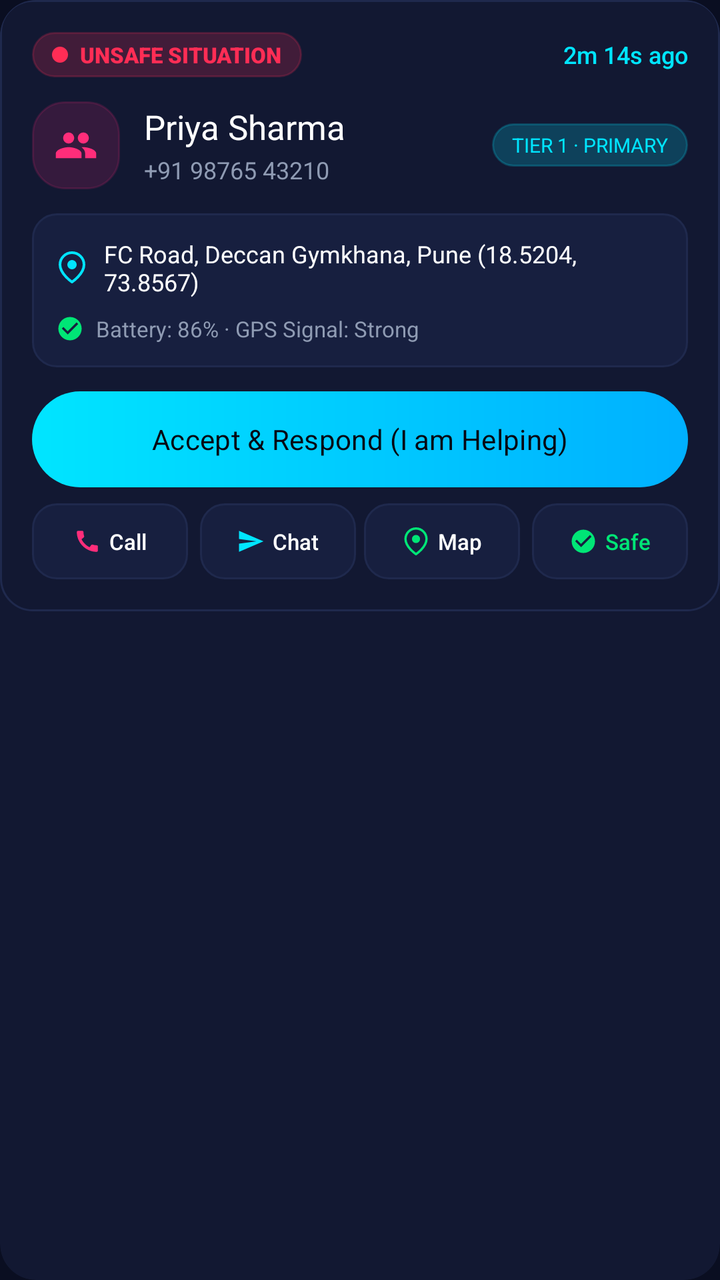
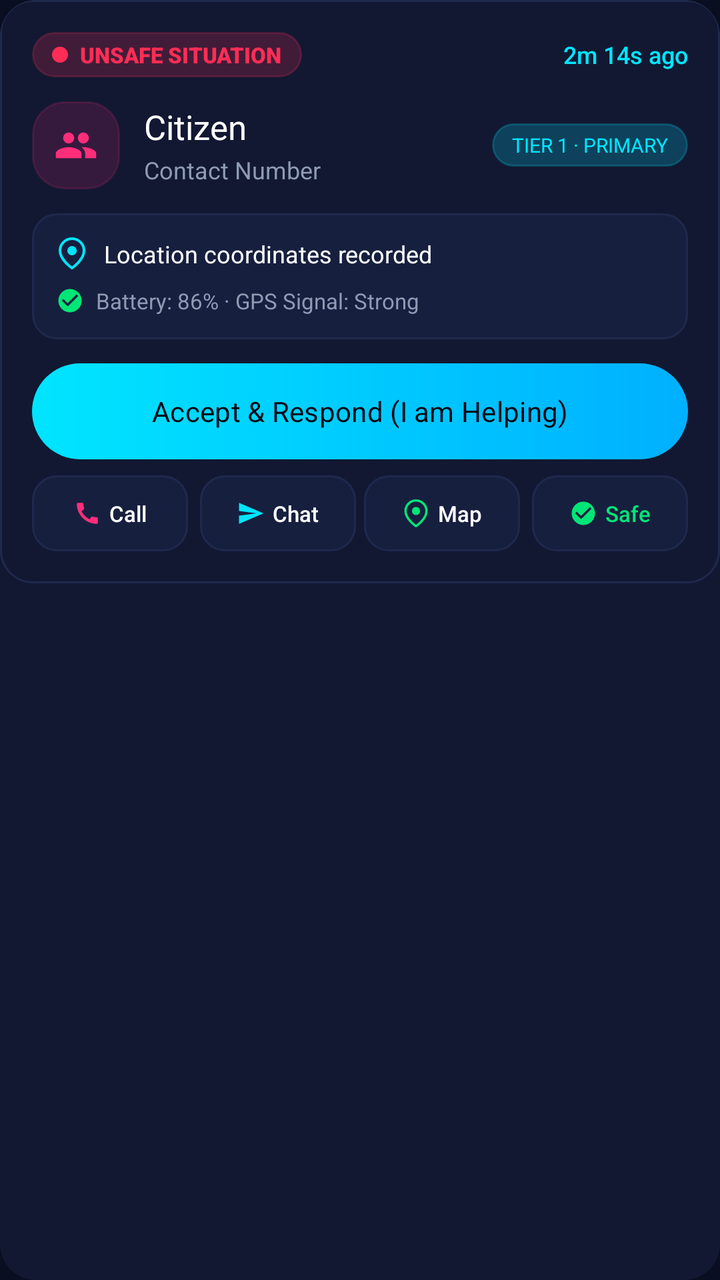

An Android layout rendered at two revisions. The XML below is the earlier revision; the diff shows what the commit changed to produce the second picture.
<!-- AndroidManifest.xml: application theme Theme.WomenSafety -->
<!-- res/layout/item_guardian_alert.xml -->
<?xml version="1.0" encoding="utf-8"?>
<androidx.cardview.widget.CardView
    xmlns:android="http://schemas.android.com/apk/res/android"
    xmlns:app="http://schemas.android.com/apk/res-auto"
    android:layout_width="match_parent"
    android:layout_height="wrap_content"
    android:layout_marginBottom="16dp"
    app:cardBackgroundColor="@color/card_background"
    app:cardCornerRadius="18dp"
    app:cardElevation="0dp">

    <LinearLayout
        android:layout_width="match_parent"
        android:layout_height="wrap_content"
        android:background="@drawable/bg_dark_card"
        android:orientation="vertical"
        android:padding="16dp">

        
        <RelativeLayout
            android:layout_width="match_parent"
            android:layout_height="wrap_content">

            <LinearLayout
                android:id="@+id/llCategoryBadge"
                android:layout_width="wrap_content"
                android:layout_height="wrap_content"
                android:layout_alignParentStart="true"
                android:layout_centerVertical="true"
                android:background="@drawable/bg_location_pill"
                android:backgroundTint="#33FF2D55"
                android:gravity="center_vertical"
                android:paddingHorizontal="10dp"
                android:paddingVertical="4dp">

                <View
                    android:id="@+id/viewCategoryDot"
                    android:layout_width="8dp"
                    android:layout_height="8dp"
                    android:background="@drawable/bg_dot_inactive"
                    android:backgroundTint="@color/sos_red" />

                <TextView
                    android:id="@+id/tvCategoryName"
                    android:layout_width="wrap_content"
                    android:layout_height="wrap_content"
                    android:layout_marginStart="6dp"
                    android:fontFamily="sans-serif-black"
                    android:text="UNSAFE SITUATION"
                    android:textColor="@color/sos_red"
                    android:textSize="11sp" />
            </LinearLayout>

            <TextView
                android:id="@+id/tvTimeElapsed"
                android:layout_width="wrap_content"
                android:layout_height="wrap_content"
                android:layout_alignParentEnd="true"
                android:layout_centerVertical="true"
                android:fontFamily="sans-serif-medium"
                android:text="2m 14s ago"
                android:textColor="@color/neon_cyan"
                android:textSize="12sp" />
        </RelativeLayout>

        
        <LinearLayout
            android:layout_width="match_parent"
            android:layout_height="wrap_content"
            android:layout_marginTop="12dp"
            android:gravity="center_vertical"
            android:orientation="horizontal">

            <FrameLayout
                android:layout_width="44dp"
                android:layout_height="44dp"
                android:background="@drawable/bg_location_pill"
                android:backgroundTint="#26FF2D7A">

                <ImageView
                    android:layout_width="22dp"
                    android:layout_height="22dp"
                    android:layout_gravity="center"
                    android:src="@drawable/ic_people_neon"
                    app:tint="@color/neon_pink" />
            </FrameLayout>

            <LinearLayout
                android:layout_width="0dp"
                android:layout_height="wrap_content"
                android:layout_marginStart="12dp"
                android:layout_weight="1"
                android:orientation="vertical">

                <TextView
                    android:id="@+id/tvWardName"
                    android:layout_width="wrap_content"
                    android:layout_height="wrap_content"
                    android:fontFamily="sans-serif-bold"
                    android:text="Priya Sharma"
                    android:textColor="@color/white"
                    android:textSize="17sp" />

                <TextView
                    android:id="@+id/tvWardPhone"
                    android:layout_width="wrap_content"
                    android:layout_height="wrap_content"
                    android:layout_marginTop="2dp"
                    android:fontFamily="sans-serif"
                    android:text="+91 98765 43210"
                    android:textColor="@color/text_secondary"
                    android:textSize="12sp" />
            </LinearLayout>

            <TextView
                android:id="@+id/tvTierBadge"
                android:layout_width="wrap_content"
                android:layout_height="wrap_content"
                android:background="@drawable/bg_location_pill"
                android:backgroundTint="#3300E5FF"
                android:fontFamily="sans-serif-bold"
                android:paddingHorizontal="10dp"
                android:paddingVertical="4dp"
                android:text="TIER 1 · PRIMARY"
                android:textColor="@color/neon_cyan"
                android:textSize="10sp" />
        </LinearLayout>

        
        <LinearLayout
            android:layout_width="match_parent"
            android:layout_height="wrap_content"
            android:layout_marginTop="12dp"
            android:background="@drawable/bg_dark_card_subtle"
            android:orientation="vertical"
            android:padding="12dp">

            <LinearLayout
                android:layout_width="match_parent"
                android:layout_height="wrap_content"
                android:gravity="center_vertical"
                android:orientation="horizontal">

                <ImageView
                    android:layout_width="16dp"
                    android:layout_height="16dp"
                    android:src="@drawable/ic_pin_neon"
                    app:tint="@color/neon_cyan" />

                <TextView
                    android:id="@+id/tvAlertAddress"
                    android:layout_width="0dp"
                    android:layout_height="wrap_content"
                    android:layout_marginStart="8dp"
                    android:layout_weight="1"
                    android:fontFamily="sans-serif"
                    android:text="FC Road, Deccan Gymkhana, Pune (18.5204, 73.8567)"
                    android:textColor="@color/white"
                    android:textSize="12sp" />
            </LinearLayout>

            <LinearLayout
                android:layout_width="match_parent"
                android:layout_height="wrap_content"
                android:layout_marginTop="8dp"
                android:gravity="center_vertical"
                android:orientation="horizontal">

                <ImageView
                    android:layout_width="14dp"
                    android:layout_height="14dp"
                    android:src="@drawable/ic_check_circle"
                    app:tint="@color/neon_green" />

                <TextView
                    android:id="@+id/tvBatteryStatus"
                    android:layout_width="wrap_content"
                    android:layout_height="wrap_content"
                    android:layout_marginStart="6dp"
                    android:fontFamily="sans-serif"
                    android:text="Battery: 86% · GPS Signal: Strong"
                    android:textColor="@color/text_secondary"
                    android:textSize="11sp" />
            </LinearLayout>
        </LinearLayout>

        
        <com.google.android.material.button.MaterialButton
            android:id="@+id/btnAcceptRespond"
            android:layout_width="match_parent"
            android:layout_height="48dp"
            android:layout_marginTop="12dp"
            android:background="@drawable/bg_neon_cyan_button"
            app:backgroundTint="@null"
            android:fontFamily="sans-serif-bold"
            android:text="Accept &amp; Respond (I am Helping)"
            android:textAllCaps="false"
            android:textColor="@color/screen_background_dark"
            android:textSize="14sp"
            app:cornerRadius="24dp" />

        
        <LinearLayout
            android:layout_width="match_parent"
            android:layout_height="wrap_content"
            android:layout_marginTop="8dp"
            android:orientation="horizontal"
            android:weightSum="4">

            
            <LinearLayout
                android:id="@+id/btnCallWard"
                android:layout_width="0dp"
                android:layout_height="38dp"
                android:layout_marginEnd="4dp"
                android:layout_weight="1"
                android:background="@drawable/bg_dark_card_subtle"
                android:clickable="true"
                android:focusable="true"
                android:gravity="center"
                android:orientation="horizontal">

                <ImageView
                    android:layout_width="14dp"
                    android:layout_height="14dp"
                    android:src="@drawable/ic_phone_neon"
                    app:tint="@color/primary" />

                <TextView
                    android:layout_width="wrap_content"
                    android:layout_height="wrap_content"
                    android:layout_marginStart="4dp"
                    android:fontFamily="sans-serif-medium"
                    android:text="Call"
                    android:textColor="@color/white"
                    android:textSize="11sp" />
            </LinearLayout>

            
            <LinearLayout
                android:id="@+id/btnIncidentChat"
                android:layout_width="0dp"
                android:layout_height="38dp"
                android:layout_marginHorizontal="2dp"
                android:layout_weight="1"
                android:background="@drawable/bg_dark_card_subtle"
                android:clickable="true"
                android:focusable="true"
                android:gravity="center"
                android:orientation="horizontal">

                <ImageView
                    android:layout_width="14dp"
                    android:layout_height="14dp"
                    android:src="@drawable/ic_send_neon"
                    app:tint="@color/neon_cyan" />

                <TextView
                    android:layout_width="wrap_content"
                    android:layout_height="wrap_content"
                    android:layout_marginStart="4dp"
                    android:fontFamily="sans-serif-medium"
                    android:text="Chat"
                    android:textColor="@color/white"
                    android:textSize="11sp" />
            </LinearLayout>

            
            <LinearLayout
                android:id="@+id/btnNavigateMap"
                android:layout_width="0dp"
                android:layout_height="38dp"
                android:layout_marginHorizontal="2dp"
                android:layout_weight="1"
                android:background="@drawable/bg_dark_card_subtle"
                android:clickable="true"
                android:focusable="true"
                android:gravity="center"
                android:orientation="horizontal">

                <ImageView
                    android:layout_width="14dp"
                    android:layout_height="14dp"
                    android:src="@drawable/ic_pin_neon"
                    app:tint="@color/neon_green" />

                <TextView
                    android:layout_width="wrap_content"
                    android:layout_height="wrap_content"
                    android:layout_marginStart="4dp"
                    android:fontFamily="sans-serif-medium"
                    android:text="Map"
                    android:textColor="@color/white"
                    android:textSize="11sp" />
            </LinearLayout>

            
            <LinearLayout
                android:id="@+id/btnResolveAlert"
                android:layout_width="0dp"
                android:layout_height="38dp"
                android:layout_marginStart="4dp"
                android:layout_weight="1"
                android:background="@drawable/bg_dark_card_subtle"
                android:clickable="true"
                android:focusable="true"
                android:gravity="center"
                android:orientation="horizontal">

                <ImageView
                    android:layout_width="14dp"
                    android:layout_height="14dp"
                    android:src="@drawable/ic_check_circle"
                    app:tint="@color/neon_green" />

                <TextView
                    android:layout_width="wrap_content"
                    android:layout_height="wrap_content"
                    android:layout_marginStart="4dp"
                    android:fontFamily="sans-serif-medium"
                    android:text="Safe"
                    android:textColor="@color/neon_green"
                    android:textSize="11sp" />
            </LinearLayout>
        </LinearLayout>
    </LinearLayout>
</androidx.cardview.widget.CardView>
<!-- resources referenced by this layout -->
<resources>
  <color name="card_background">#121832</color>
  <color name="neon_cyan">#00E5FF</color>
  <color name="neon_green">#00E676</color>
  <color name="neon_pink">#FF2D7A</color>
  <color name="primary">#FF2D7A</color>
  <color name="screen_background_dark">#060814</color>
  <color name="sos_red">#FF2D55</color>
  <color name="text_secondary">#8F9BB3</color>
  <color name="white">#FFFFFF</color>
  <!-- drawable bg_dark_card (drawable) -->
  <?xml version="1.0" encoding="utf-8"?>
  <shape xmlns:android="http://schemas.android.com/apk/res/android"
      android:shape="rectangle">
      <solid android:color="@color/card_background" />
      <stroke
          android:width="1dp"
          android:color="@color/card_stroke" />
      <corners android:radius="16dp" />
  </shape>
  <!-- drawable bg_dark_card_subtle (drawable) -->
  <?xml version="1.0" encoding="utf-8"?>
  <shape xmlns:android="http://schemas.android.com/apk/res/android"
      android:shape="rectangle">
      <solid android:color="#171F3F" />
      <stroke
          android:width="1dp"
          android:color="@color/card_stroke" />
      <corners android:radius="12dp" />
  </shape>
  <!-- drawable bg_dot_inactive (drawable) -->
  <?xml version="1.0" encoding="utf-8"?>
  <shape xmlns:android="http://schemas.android.com/apk/res/android"
      android:shape="oval">
      <solid android:color="#283556" />
      <size
          android:width="8dp"
          android:height="8dp" />
  </shape>
  <!-- drawable bg_location_pill (drawable) -->
  <?xml version="1.0" encoding="utf-8"?>
  <shape xmlns:android="http://schemas.android.com/apk/res/android"
      android:shape="rectangle">
      <solid android:color="#141C38" />
      <stroke
          android:width="1dp"
          android:color="#253566" />
      <corners android:radius="16dp" />
  </shape>
  <!-- drawable bg_neon_cyan_button (drawable) -->
  <?xml version="1.0" encoding="utf-8"?>
  <ripple xmlns:android="http://schemas.android.com/apk/res/android"
      android:color="#40FFFFFF">
      <item>
          <shape android:shape="rectangle">
              <gradient
                  android:angle="0"
                  android:startColor="#00E5FF"
                  android:endColor="#00B0FF"
                  android:type="linear" />
              <corners android:radius="24dp" />
          </shape>
      </item>
  </ripple>
  <!-- drawable ic_check_circle (drawable) -->
  <vector xmlns:android="http://schemas.android.com/apk/res/android"
      android:width="64dp"
      android:height="64dp"
      android:viewportWidth="24"
      android:viewportHeight="24">
      <path
          android:fillColor="#4CAF50"
          android:pathData="M12,2C6.48,2 2,6.48 2,12s4.48,10 10,10 10,-4.48 10,-10S17.52,2 12,2zM10,17l-5,-5 1.41,-1.41L10,14.17l7.59,-7.59L19,8l-9,9z"/>
  </vector>
  <!-- drawable ic_phone_neon (drawable) -->
  <vector xmlns:android="http://schemas.android.com/apk/res/android"
      android:width="24dp"
      android:height="24dp"
      android:viewportWidth="24"
      android:viewportHeight="24">
      <path
          android:fillColor="#FF2D7A"
          android:pathData="M20.01,15.38C18.78,15.38 17.59,15.18 16.48,14.82C16.13,14.7 15.74,14.79 15.47,15.06L13.9,17.03C11.07,15.68 8.42,13.13 7.01,10.2L9,8.59C9.28,8.31 9.36,7.92 9.24,7.57C8.88,6.46 8.68,5.27 8.68,4.04C8.68,3.47 8.21,3 7.64,3H4.19C3.65,3 3,3.24 3,4.04C3,13.28 10.73,21 20.01,21C20.77,21 21,20.37 21,19.82V16.38C21,15.81 20.58,15.38 20.01,15.38Z" />
  </vector>
  <!-- drawable ic_send_neon (drawable) -->
  <vector xmlns:android="http://schemas.android.com/apk/res/android"
      android:width="24dp"
      android:height="24dp"
      android:viewportWidth="24"
      android:viewportHeight="24">
      <path
          android:fillColor="#FF2D7A"
          android:pathData="M2.01,21L23,12L2.01,3L2,10L17,12L2,14L2.01,21Z" />
  </vector>
  <color name="card_stroke">#1F294D</color>
  <color name="primary_variant">#FF1475</color>
  <color name="screen_background">#0A0E21</color>
  <color name="text_primary">#FFFFFF</color>
  <!-- unchanged entries left out for length: 3 -->
</resources>

<!-- the commit's change to res/layout/item_guardian_alert.xml (unified diff, before → after) -->
@@ -97,7 +97,7 @@
                     android:layout_width="wrap_content"
                     android:layout_height="wrap_content"
                     android:fontFamily="sans-serif-bold"
-                    android:text="Priya Sharma"
+                    android:text="Citizen"
                     android:textColor="@color/white"
                     android:textSize="17sp" />
 
@@ -107,7 +107,7 @@
                     android:layout_height="wrap_content"
                     android:layout_marginTop="2dp"
                     android:fontFamily="sans-serif"
-                    android:text="+91 98765 43210"
+                    android:text="Contact Number"
                     android:textColor="@color/text_secondary"
                     android:textSize="12sp" />
             </LinearLayout>
@@ -154,7 +154,7 @@
                     android:layout_marginStart="8dp"
                     android:layout_weight="1"
                     android:fontFamily="sans-serif"
-                    android:text="FC Road, Deccan Gymkhana, Pune (18.5204, 73.8567)"
+                    android:text="Location coordinates recorded"
                     android:textColor="@color/white"
                     android:textSize="12sp" />
             </LinearLayout>
